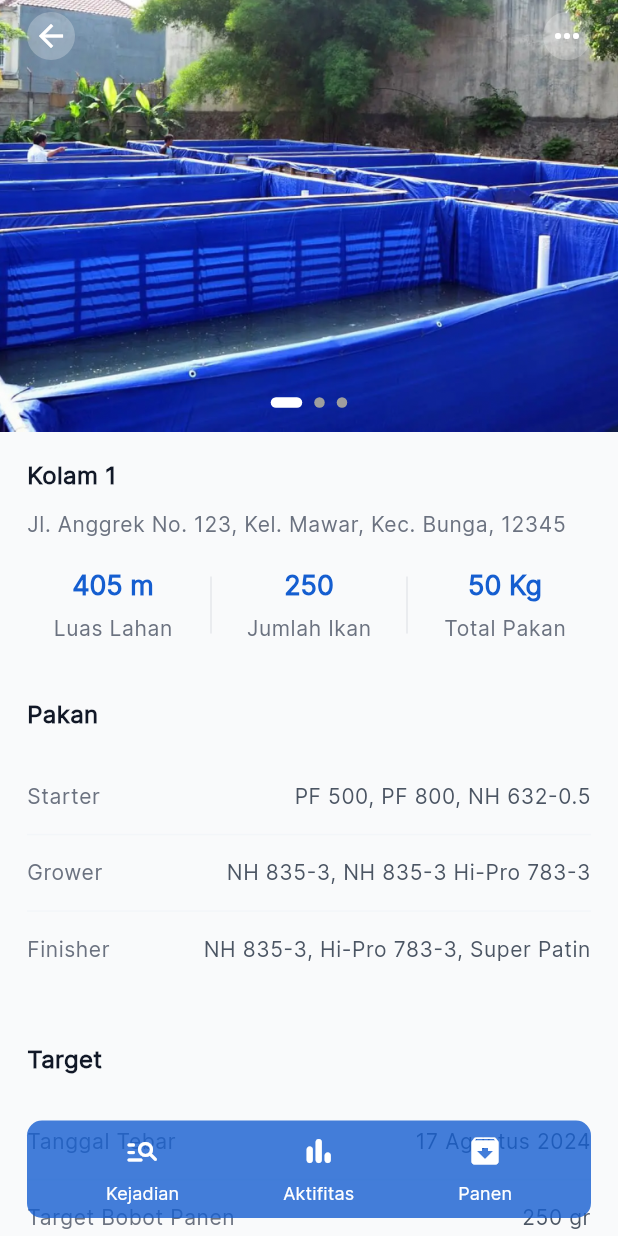
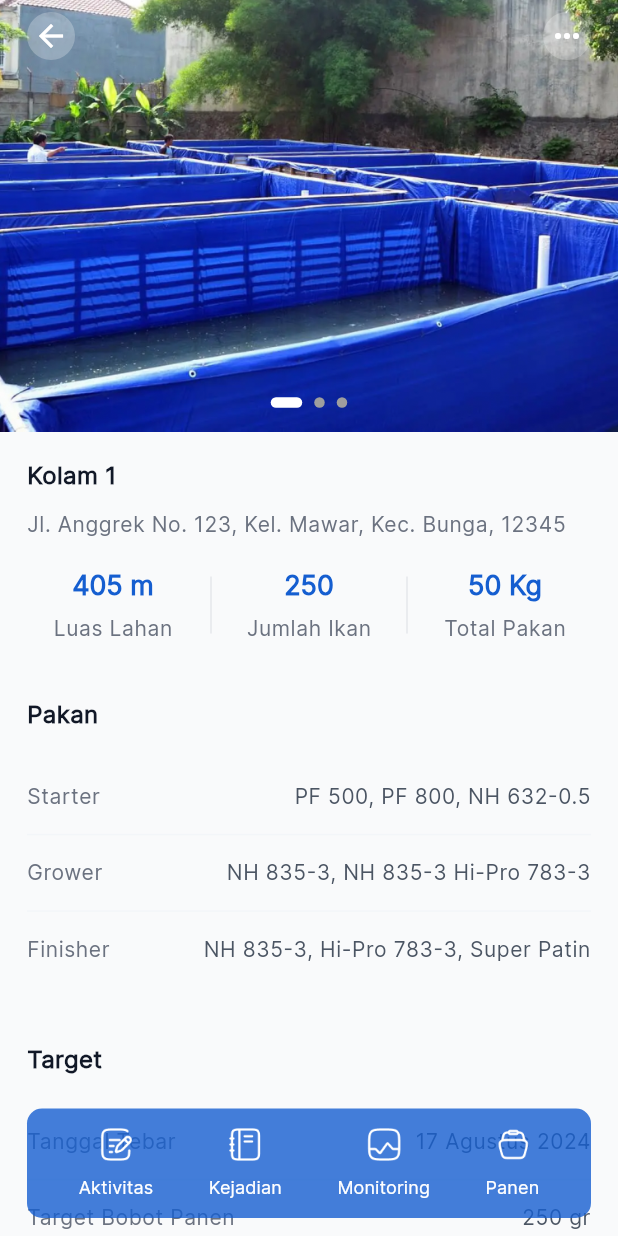
Before and after one commit to minamitra/minamitra-pembudidaya-mobile, a Flutter app: the DetailActivityPage screen opened directly, after a tap on "Kejadian", on a phone screen of 412 x 824 dp. Run offline on Flutter 3.47's test engine with Material 3 defaults, Android fonts, the light colour scheme and no system bars; drawn by our look-alikes of carousel_slider, smooth_page_indicator; our stand-ins replace cached_network_image, dotted_line, dropdown_button2, equatable, flutter_bloc, flutter_secure_storage and 4 more; missing offline and left inert: flutter_regex, flutter_statusbarcolor_ns, linear_progress_bar; accounts and stored records are empty.

Commit message:
💄 update UI in detail activity view

```diff
--- a/lib/feature/detail_activity/view/detail_activity_view.dart
+++ b/lib/feature/detail_activity/view/detail_activity_view.dart
@@ -2,6 +2,8 @@ import 'package:carousel_slider/carousel_slider.dart';
 import 'package:flutter/material.dart';
 import 'package:minamitra_pembudidaya_mobile/core/themes/app_color.dart';
 import 'package:minamitra_pembudidaya_mobile/core/utils/app_assets.dart';
+import 'package:minamitra_pembudidaya_mobile/core/utils/app_transition.dart';
+import 'package:minamitra_pembudidaya_mobile/feature/activity_activities/views/activity_activities_page.dart';
 import 'package:minamitra_pembudidaya_mobile/main.dart';
 import 'package:smooth_page_indicator/smooth_page_indicator.dart';
 
@@ -30,7 +32,7 @@ class _DetailActivityViewState extends State<DetailActivityView> {
   Widget build(BuildContext context) {
     Widget bottomActionItem(
       String name,
-      IconData icon, {
+      String icon, {
       Function()? onTap,
     }) {
       return InkWell(
@@ -38,9 +40,11 @@ class _DetailActivityViewState extends State<DetailActivityView> {
         child: Column(
           mainAxisSize: MainAxisSize.min,
           children: [
-            Icon(
+            Image.asset(
               icon,
-              color: Colors.white,
+              height: 24.0,
+              width: 24.0,
+              fit: BoxFit.cover,
             ),
             const SizedBox(height: 8.0),
             Text(
@@ -64,8 +68,8 @@ class _DetailActivityViewState extends State<DetailActivityView> {
             vertical: 12.0,
           ),
           padding: const EdgeInsets.symmetric(
-            horizontal: 18.0,
-            vertical: 8.0,
+            horizontal: 16.0,
+            vertical: 12.0,
           ),
           decoration: BoxDecoration(
             color: const Color(0xFF155ED0).withOpacity(0.8),
@@ -75,18 +79,28 @@ class _DetailActivityViewState extends State<DetailActivityView> {
             mainAxisAlignment: MainAxisAlignment.spaceAround,
             children: [
               bottomActionItem(
+                'Aktivitas',
+                AppAssets.documentAddIcon,
+                onTap: () {
+                  Navigator.of(context).push(AppTransition.pushTransition(
+                    const ActivityActivitiesPage(),
+                    ActivityActivitiesPage.routeSettings(),
+                  ));
+                },
+              ),
+              bottomActionItem(
                 'Kejadian',
-                Icons.manage_search_rounded,
+                AppAssets.notebookIcon,
                 onTap: () {},
               ),
               bottomActionItem(
-                'Aktifitas',
-                Icons.bar_chart_rounded,
+                'Monitoring',
+                AppAssets.pulseIcon,
                 onTap: () {},
               ),
               bottomActionItem(
                 'Panen',
-                Icons.archive_rounded,
+                AppAssets.cartIcon,
                 onTap: () {},
               ),
             ],
```
